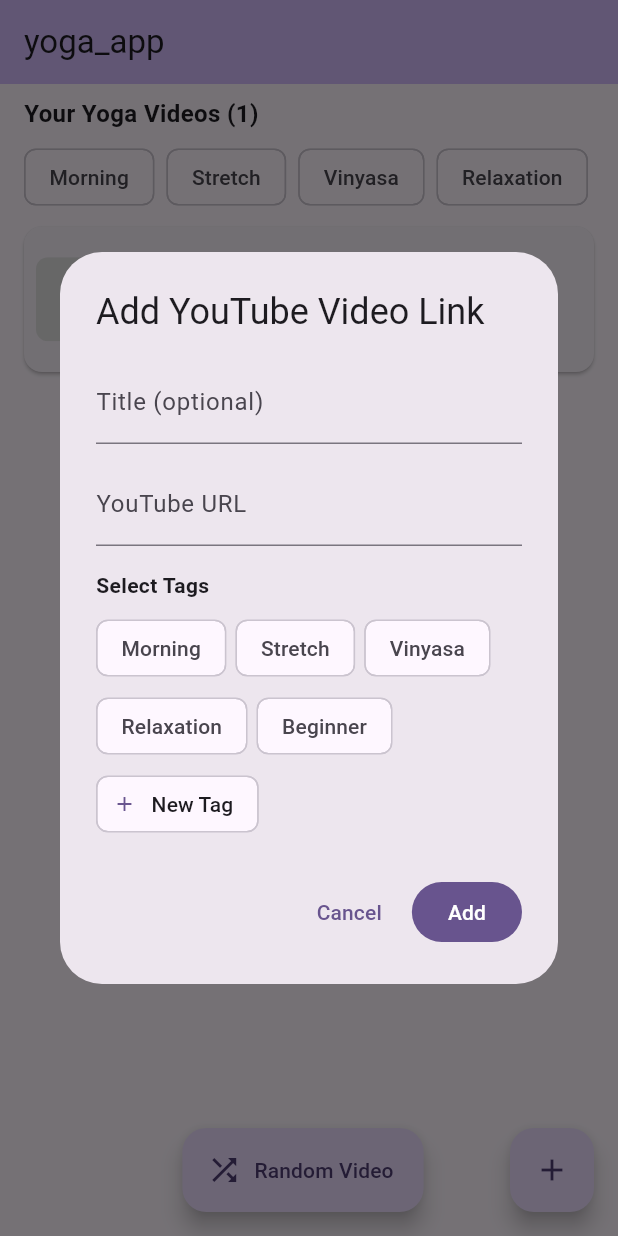
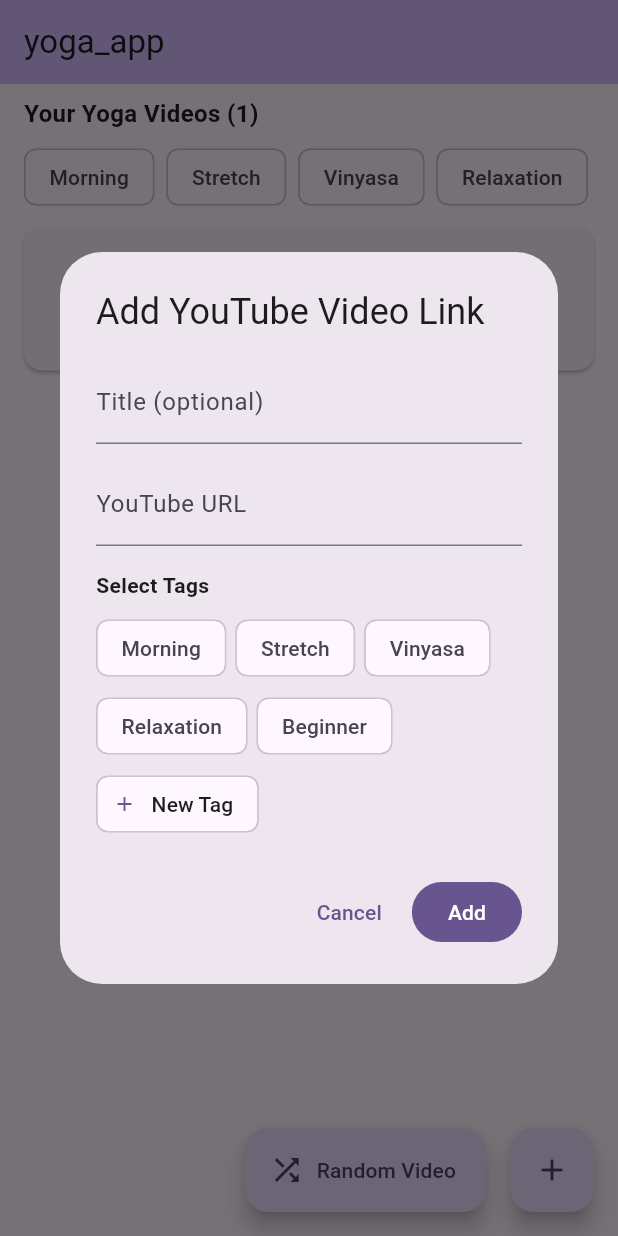
Before and after one commit to jsteltze/yogaApp, a Flutter app: the screen it shows after launch, after a tap on the "add" icon, on a phone screen of 412 x 824 dp. Run offline on Flutter 3.47's test engine with Material 3 defaults, Android fonts, the phone set to English and light mode, and no system bars; our stand-ins replace package_info_plus, shared_preferences, youtube_player_iframe; missing offline and left inert: receive_sharing_intent; network calls fail; statements that could not run were skipped.

Commit message:
ui changes

```diff
--- a/lib/main.dart
+++ b/lib/main.dart
@@ -684,17 +684,12 @@ class _YogaVideoScreenState extends State<YogaVideoScreen> {
                           child: Column(
                             mainAxisAlignment: MainAxisAlignment.center,
                             children: [
-                              const Icon(Icons.playlist_add, size: 64, color: Colors.grey),
-                              const SizedBox(height: 12),
-                              const Text(
+                              Icon(Icons.playlist_add, size: 100, color: Theme.of(context).colorScheme.primary.withAlpha(100)),
+                              Text(
                                 'No YouTube videos added yet.',
-                                style: TextStyle(fontSize: 16, color: Colors.grey),
+                                style: Theme.of(context).textTheme.titleMedium!.copyWith(
+                                  color: Theme.of(context).colorScheme.primary,
                                 ),
-                              const SizedBox(height: 8),
-                              ElevatedButton.icon(
-                                onPressed: () => _showVideoDialog(),
-                                icon: const Icon(Icons.add),
-                                label: const Text('Add Video Link'),
                               ),
                             ],
                           ),
@@ -704,11 +699,12 @@ class _YogaVideoScreenState extends State<YogaVideoScreen> {
                               child: Column(
                                 mainAxisAlignment: MainAxisAlignment.center,
                                 children: [
-                                  const Icon(Icons.filter_alt_off, size: 64, color: Colors.grey),
-                                  const SizedBox(height: 12),
-                                  const Text(
+                                  Icon(Icons.filter_alt_off, size: 100, color: Theme.of(context).colorScheme.primary.withAlpha(100)),
+                                  Text(
                                     'No videos match the selected filters.',
-                                    style: TextStyle(fontSize: 16, color: Colors.grey),
+                                    style: Theme.of(context).textTheme.titleMedium!.copyWith(
+                                      color: Theme.of(context).colorScheme.primary,
+                                    ),
                                   ),
                                   const SizedBox(height: 8),
                                   TextButton(
@@ -764,8 +760,7 @@ class _YogaVideoScreenState extends State<YogaVideoScreen> {
                                                   Container(
                                                 width: 80,
                                                 height: 60,
-                                                color: Colors.grey.shade300,
-                                                child: const Icon(Icons.videocam, color: Colors.grey),
+                                                child: const Icon(Icons.videocam),
                                               ),
                                             ),
                                     ),
@@ -790,7 +785,9 @@ class _YogaVideoScreenState extends State<YogaVideoScreen> {
                                           video.url,
                                           maxLines: 1,
                                           overflow: TextOverflow.ellipsis,
-                                          style: const TextStyle(fontSize: 12, color: Colors.grey),
+                                          style: Theme.of(context).textTheme.labelSmall!.copyWith(
+                                            color: Theme.of(context).colorScheme.secondary,
+                                          ),
                                         ),
                                         if (video.tags.isNotEmpty) ...[
                                           const SizedBox(height: 4),
@@ -847,13 +844,15 @@ class _YogaVideoScreenState extends State<YogaVideoScreen> {
                                             ],
                                           ),
                                         ),
-                                        const PopupMenuItem(
+                                        PopupMenuItem(
                                           value: 'delete',
                                           child: Row(
                                             children: [
-                                              Icon(Icons.delete_outline, size: 20),
-                                              SizedBox(width: 8),
-                                              Text('Delete'),
+                                              Icon(Icons.delete_outline, size: 20, color: Theme.of(context).colorScheme.error,),
+                                              const SizedBox(width: 8),
+                                              Text('Delete', style: TextStyle(
+                                                color: Theme.of(context).colorScheme.error
+                                              )),
                                             ],
                                           ),
                                         ),
@@ -871,9 +870,10 @@ class _YogaVideoScreenState extends State<YogaVideoScreen> {
       floatingActionButton: Padding(
         padding: const EdgeInsets.symmetric(horizontal: 16.0),
         child: Row(
-          mainAxisAlignment: MainAxisAlignment.spaceBetween,
+          mainAxisAlignment: MainAxisAlignment.end,
+          spacing: 16,
           children: [
-            const SizedBox(width: 48), // balance left spacing
+            if (_videos.isNotEmpty)
               FloatingActionButton.extended(
                 onPressed: _filteredVideos.isEmpty ? null : _selectRandomVideo,
                 icon: const Icon(Icons.shuffle),
```
Lines whose indentation alone changed are shown as unchanged.
